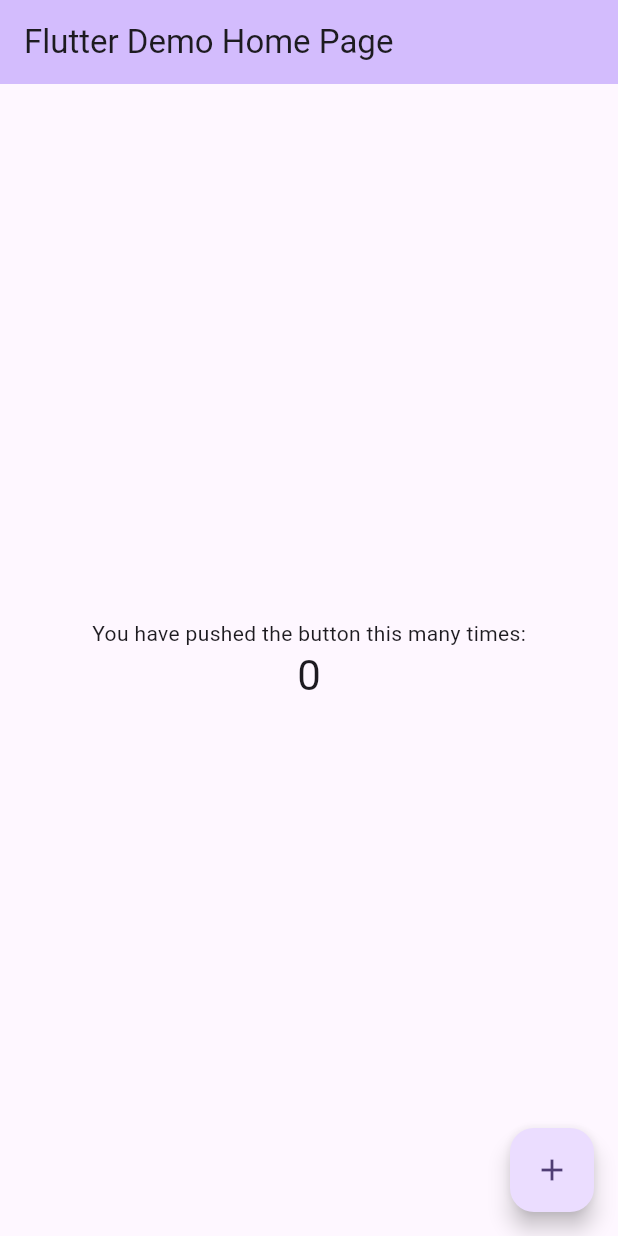
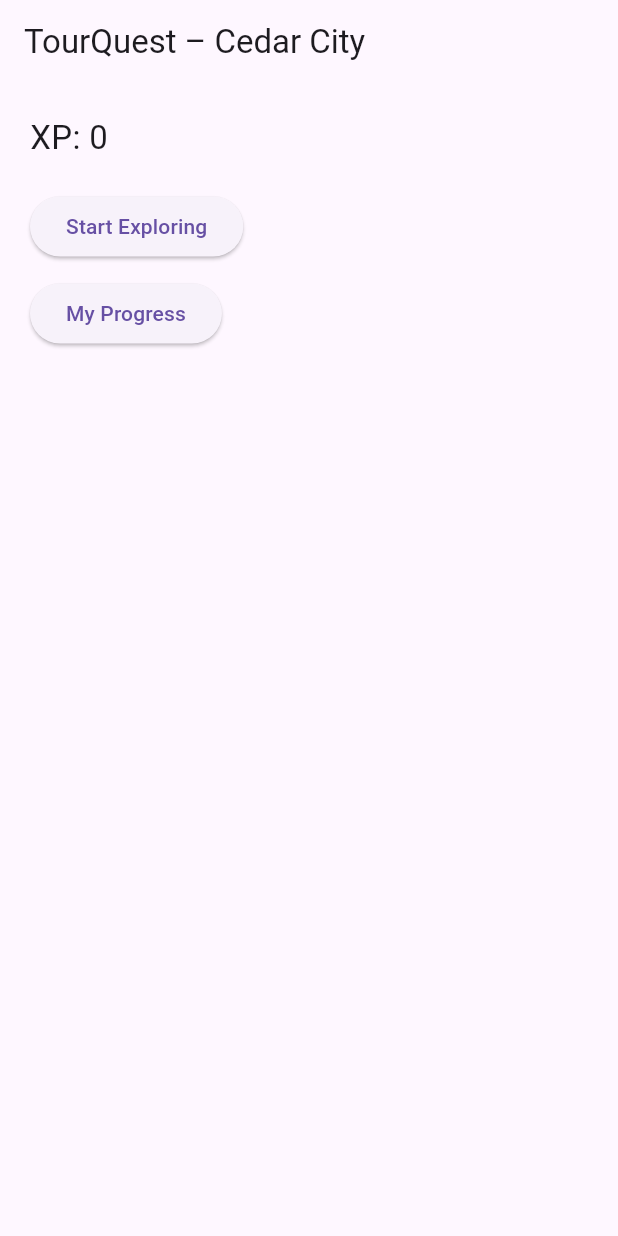
Before and after one commit to Oscaar-cg/tourquest_mvp, a Flutter app: the screen it shows after launch, on a phone screen of 412 x 824 dp. Run offline on Flutter 3.47's test engine with Material 3 defaults, Android fonts, the phone set to English and light mode, and no system bars; our stand-ins replace hive, hive_flutter; accounts and stored records are empty.

Commit message:
Finished MVP version

```diff
--- /dev/null
+++ b/lib/data/challenges_data.dart
@@ -0,0 +1,29 @@
+// This file contains a small list of challenges for the MVP.
+// For now everything is static (no database yet).
+// Later you can move this to Firebase or your own backend.
+
+import '../models/challenge.dart';
+
+// List of sample challenges for Cedar City.
+// Simple, just enough to show the app logic in class.
+
+List<Challenge> challenges = [
+  Challenge(
+    id: "1",
+    title: "Photo in front of SUU sign",
+    description: "Take a picture in front of the official SUU campus sign.",
+    difficulty: "Easy",
+  ),
+  Challenge(
+    id: "2",
+    title: "Local Restaurant Visit",
+    description: "Eat at a local Cedar City restaurant and explore local food.",
+    difficulty: "Easy",
+  ),
+  Challenge(
+    id: "3",
+    title: "3-Hour Hiking Trail",
+    description: "Do the Canyon Trail: take one photo mid-way and one at the top.",
+    difficulty: "Hard",
+  ),
+];
--- a/lib/main.dart
+++ b/lib/main.dart
@@ -1,122 +1,36 @@
+// Main entry point of the app.
+// This file initializes Hive and launches the HomePage.
+// Clean and simple for the MVP.
+
 import 'package:flutter/material.dart';
+import 'package:hive_flutter/hive_flutter.dart';
 
-void main() {
-  runApp(const MyApp());
+import 'storage/hive_storage.dart';
+import 'pages/home_page.dart';
+
+void main() async {
+  WidgetsFlutterBinding.ensureInitialized();
+
+  // Initialize Hive (local storage)
+  await Hive.initFlutter();
+  await HiveStorage.init();
+
+  runApp(const TourQuestApp());
 }
 
-class MyApp extends StatelessWidget {
-  const MyApp({super.key});
+class TourQuestApp extends StatelessWidget {
+  const TourQuestApp({super.key});
 
-  // This widget is the root of your application.
   @override
   Widget build(BuildContext context) {
     return MaterialApp(
-      title: 'Flutter Demo',
+      title: 'TourQuest',
+      debugShowCheckedModeBanner: false, // Cleaner look
       theme: ThemeData(
-        // This is the theme of your application.
-        //
-        // TRY THIS: Try running your application with "flutter run". You'll see
-        // the application has a purple toolbar. Then, without quitting the app,
-        // try changing the seedColor in the colorScheme below to Colors.green
-        // and then invoke "hot reload" (save your changes or press the "hot
-        // reload" button in a Flutter-supported IDE, or press "r" if you used
-        // the command line to start the app).
-        //
-        // Notice that the counter didn't reset back to zero; the application
-        // state is not lost during the reload. To reset the state, use hot
-        // restart instead.
-        //
-        // This works for code too, not just values: Most code changes can be
-        // tested with just a hot reload.
-        colorScheme: ColorScheme.fromSeed(seedColor: Colors.deepPurple),
+        primarySwatch: Colors.red,        // SUU color vibe
+        useMaterial3: true,                // Modern UI
       ),
-      home: const MyHomePage(title: 'Flutter Demo Home Page'),
+      home: const HomePage(),             // First screen
     );
   }
 }
-
-class MyHomePage extends StatefulWidget {
-  const MyHomePage({super.key, required this.title});
-
-  // This widget is the home page of your application. It is stateful, meaning
-  // that it has a State object (defined below) that contains fields that affect
-  // how it looks.
-
-  // This class is the configuration for the state. It holds the values (in this
-  // case the title) provided by the parent (in this case the App widget) and
-  // used by the build method of the State. Fields in a Widget subclass are
-  // always marked "final".
-
-  final String title;
-
-  @override
-  State<MyHomePage> createState() => _MyHomePageState();
-}
-
-class _MyHomePageState extends State<MyHomePage> {
-  int _counter = 0;
-
-  void _incrementCounter() {
-    setState(() {
-      // This call to setState tells the Flutter framework that something has
-      // changed in this State, which causes it to rerun the build method below
-      // so that the display can reflect the updated values. If we changed
-      // _counter without calling setState(), then the build method would not be
-      // called again, and so nothing would appear to happen.
-      _counter++;
-    });
-  }
-
-  @override
-  Widget build(BuildContext context) {
-    // This method is rerun every time setState is called, for instance as done
-    // by the _incrementCounter method above.
-    //
-    // The Flutter framework has been optimized to make rerunning build methods
-    // fast, so that you can just rebuild anything that needs updating rather
-    // than having to individually change instances of widgets.
-    return Scaffold(
-      appBar: AppBar(
-        // TRY THIS: Try changing the color here to a specific color (to
-        // Colors.amber, perhaps?) and trigger a hot reload to see the AppBar
-        // change color while the other colors stay the same.
-        backgroundColor: Theme.of(context).colorScheme.inversePrimary,
-        // Here we take the value from the MyHomePage object that was created by
-        // the App.build method, and use it to set our appbar title.
-        title: Text(widget.title),
-      ),
-      body: Center(
-        // Center is a layout widget. It takes a single child and positions it
-        // in the middle of the parent.
-        child: Column(
-          // Column is also a layout widget. It takes a list of children and
-          // arranges them vertically. By default, it sizes itself to fit its
-          // children horizontally, and tries to be as tall as its parent.
-          //
-          // Column has various properties to control how it sizes itself and
-          // how it positions its children. Here we use mainAxisAlignment to
-          // center the children vertically; the main axis here is the vertical
-          // axis because Columns are vertical (the cross axis would be
-          // horizontal).
-          //
-          // TRY THIS: Invoke "debug painting" (choose the "Toggle Debug Paint"
-          // action in the IDE, or press "p" in the console), to see the
-          // wireframe for each widget.
-          mainAxisAlignment: MainAxisAlignment.center,
-          children: <Widget>[
-            const Text('You have pushed the button this many times:'),
-            Text(
-              '$_counter',
-              style: Theme.of(context).textTheme.headlineMedium,
-            ),
-          ],
-        ),
-      ),
-      floatingActionButton: FloatingActionButton(
-        onPressed: _incrementCounter,
-        tooltip: 'Increment',
-        child: const Icon(Icons.add),
-      ), // This trailing comma makes auto-formatting nicer for build methods.
-    );
-  }
-}
--- /dev/null
+++ b/lib/models/user_progress.dart
@@ -0,0 +1,12 @@
+// This model keeps track of the user's progress.
+// Simple for the MVP: XP + list of completed challenge IDs.
+
+class UserProgress {
+  int xp;                                     // Total XP earned
+  List<String> completedChallenges;           // List of completed challenge IDs
+
+  UserProgress({
+    this.xp = 0,                               // Starting XP
+    this.completedChallenges = const [],       // Empty list at the start
+  });
+}
--- /dev/null
+++ b/lib/pages/complete_challenge_page.dart
@@ -0,0 +1,45 @@
+// Complete Challenge Page
+// Very simple for the MVP:
+// When the user presses the button, we mark the challenge as done,
+// add XP, and save everything in Hive.
+
+import 'package:flutter/material.dart';
+import '../models/challenge.dart';
+import '../models/user_progress.dart';
+import '../storage/hive_storage.dart';
+
+class CompleteChallengePage extends StatelessWidget {
+  final Challenge challenge;
+
+  const CompleteChallengePage({super.key, required this.challenge});
+
+  @override
+  Widget build(BuildContext context) {
+    return Scaffold(
+      appBar: AppBar(title: const Text("Complete Challenge")),
+      body: Center(
+        child: ElevatedButton(
+          onPressed: () {
+            // Load current progress
+            final progress = HiveStorage.loadProgress();
+
+            // If challenge not yet completed, we update it
+            if (!progress.completedChallenges.contains(challenge.id)) {
+              progress.completedChallenges.add(challenge.id);
+              progress.xp += 50;        // XP reward (simple)
+              challenge.completed = true;
+
+              // Save everything to Hive
+              HiveStorage.saveProgress(progress);
+            }
+
+            // Go back to Challenge Detail + Challenge List pages
+            Navigator.pop(context); // close this page
+            Navigator.pop(context); // close detail page
+          },
+          child: const Text("Mark as Done"),
+        ),
+      ),
+    );
+  }
+}
--- /dev/null
+++ b/lib/pages/home_page.dart
@@ -0,0 +1,62 @@
+// Home Page of the MVP.
+// Shows XP + two main buttons: Explore / Progress.
+
+import 'package:flutter/material.dart';
+import '../storage/hive_storage.dart';
+import 'challenge_list_page.dart';
+import 'progress_page.dart';
+
+class HomePage extends StatelessWidget {
+  const HomePage({super.key});
+
+  @override
+  Widget build(BuildContext context) {
+    final progress = HiveStorage.loadProgress(); // Load XP + completed list
+
+    return Scaffold(
+      appBar: AppBar(
+        title: const Text("TourQuest – Cedar City"),
+      ),
+      body: Padding(
+        padding: const EdgeInsets.all(20),
+        child: Column(
+          crossAxisAlignment: CrossAxisAlignment.start,
+          children: [
+            Text(
+              "XP: ${progress.xp}",
+              style: const TextStyle(fontSize: 22),
+            ),
+            const SizedBox(height: 20),
+
+            // Button to explore challenges
+            ElevatedButton(
+              onPressed: () {
+                Navigator.push(
+                  context,
+                  MaterialPageRoute(
+                    builder: (_) => const ChallengeListPage(),
+                  ),
+                );
+              },
+              child: const Text("Start Exploring"),
+            ),
+            const SizedBox(height: 10),
+
+            // Button to show user progress
+            ElevatedButton(
+              onPressed: () {
+                Navigator.push(
+                  context,
+                  MaterialPageRoute(
+                    builder: (_) => const ProgressPage(),
+                  ),
+                );
+              },
+              child: const Text("My Progress"),
+            ),
+          ],
+        ),
+      ),
+    );
+  }
+}
--- /dev/null
+++ b/lib/storage/hive_storage.dart
@@ -0,0 +1,35 @@
+// This file handles all the local storage using Hive.
+// I keep it simple for the MVP: only XP + completed challenges.
+//
+// Later you can replace Hive with Firebase if you want online sync.
+
+import 'package:hive/hive.dart';
+import '../models/user_progress.dart';
+
+class HiveStorage {
+  static late Box _box;   // Hive box that stores the progress data
+
+  // Called when the app starts (in main.dart)
+  static Future init() async {
+    _box = await Hive.openBox('progressBox');
+  }
+
+  // Load saved progress from Hive
+  static UserProgress loadProgress() {
+    int xp = _box.get('xp', defaultValue: 0); // Load XP (0 if no data yet)
+    List<String> completed = List<String>.from(
+      _box.get('completedChallenges', defaultValue: []),
+    );
+
+    return UserProgress(
+      xp: xp,
+      completedChallenges: completed,
+    );
+  }
+
+  // Save updated progress to Hive
+  static void saveProgress(UserProgress progress) {
+    _box.put('xp', progress.xp);                           // Save XP
+    _box.put('completedChallenges', progress.completedChallenges); // Save completed list
+  }
+}
--- a/pubspec.yaml
+++ b/pubspec.yaml
@@ -30,6 +30,8 @@ environment:
 dependencies:
   flutter:
     sdk: flutter
+  hive: ^2.2.3
+  hive_flutter: ^1.1.0
 
   # The following adds the Cupertino Icons font to your application.
   # Use with the CupertinoIcons class for iOS style icons.
```
Also changed, not shown: lib/models/challenge.dart (added, +18 -0 lines), lib/pages/challenge_detail_page.dart (added, +53 -0 lines), lib/pages/challenge_list_page.dart (added, +42 -0 lines), lib/pages/progress_page.dart (added, +44 -0 lines), pubspec.lock, 1 other file.
